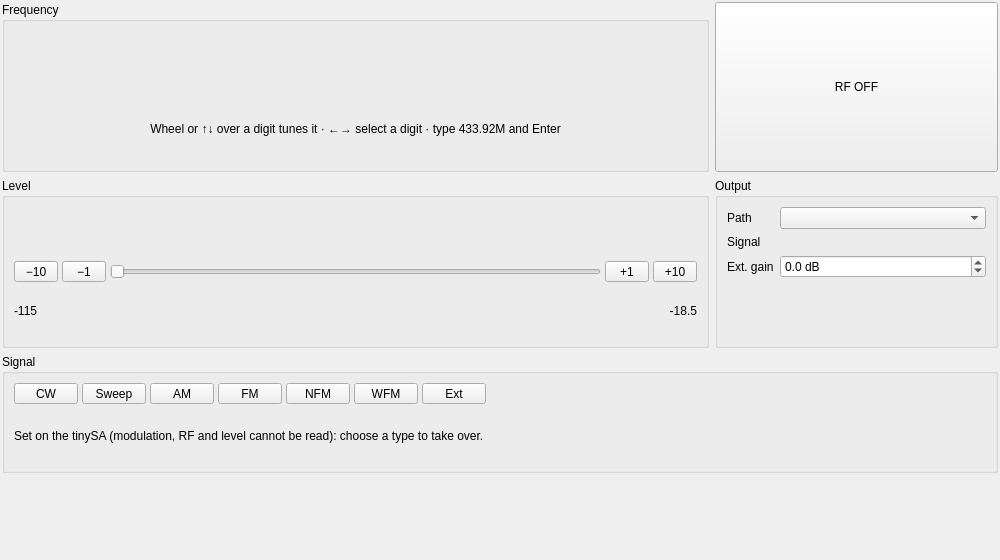
Before: the Qt Designer form src/ui/generatorpanel.ui in erikkaashoek/tinySA-app, drawn with Qt 5.
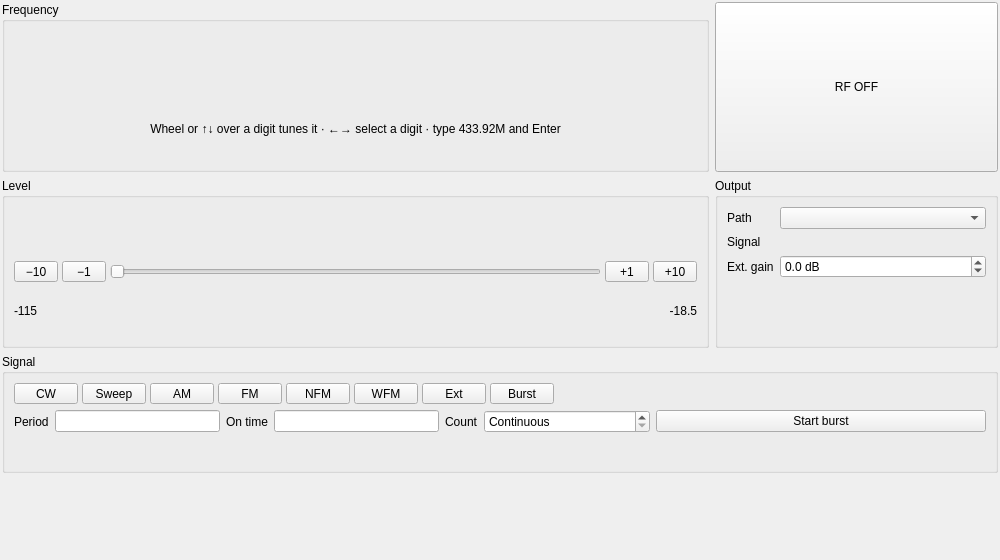
After: the same form once the commit is applied. The open tabs and pages were chosen to show the change. Custom widgets are drawn as their Qt base class.

Commit message: Generator: burst modulation (tinySA Ultra firmware v1.4-305)

What changed in the file:
```diff
--- a/src/ui/generatorpanel.ui
+++ b/src/ui/generatorpanel.ui
@@ -421,6 +421,25 @@
           </property>
          </widget>
         </item>
+        <item>
+         <widget class="QToolButton" name="burstButton">
+          <property name="minimumSize">
+           <size>
+            <width>64</width>
+            <height>0</height>
+           </size>
+          </property>
+          <property name="toolTip">
+           <string>Burst: the output on for the ON time of every period, continuously or a number of bursts (tinySA Ultra firmware v1.4-305 and newer)</string>
+          </property>
+          <property name="text">
+           <string>Burst</string>
+          </property>
+          <property name="checkable">
+           <bool>true</bool>
+          </property>
+         </widget>
+        </item>
         <item>
          <spacer name="typeSpacer">
           <property name="orientation">
@@ -720,6 +739,89 @@
           </item>
          </layout>
         </widget>
+        <widget class="QWidget" name="burstPage">
+         <layout class="QGridLayout" name="burstPageLayout" columnstretch="0,1,0,1,0,1,0,2">
+          <property name="leftMargin">
+           <number>0</number>
+          </property>
+          <property name="topMargin">
+           <number>0</number>
+          </property>
+          <property name="rightMargin">
+           <number>0</number>
+          </property>
+          <property name="bottomMargin">
+           <number>0</number>
+          </property>
+          <property name="spacing">
+           <number>6</number>
+          </property>
+          <item row="0" column="0">
+           <widget class="QLabel" name="burstPeriodLabel">
+            <property name="text">
+             <string>Period</string>
+            </property>
+           </widget>
+          </item>
+          <item row="0" column="1">
+           <widget class="QLineEdit" name="burstPeriodEdit">
+            <property name="toolTip">
+             <string>Time from the start of one burst to the next, 2 µs .. 89 s (e.g. 1m, 500u, 2)</string>
+            </property>
+           </widget>
+          </item>
+          <item row="0" column="2">
+           <widget class="QLabel" name="burstOnLabel">
+            <property name="text">
+             <string>On time</string>
+            </property>
+           </widget>
+          </item>
+          <item row="0" column="3">
+           <widget class="QLineEdit" name="burstOnEdit">
+            <property name="toolTip">
+             <string>How long the output is on in every period, 1 µs .. period - 1 µs (e.g. 100u, 1.5m)</string>
+            </property>
+           </widget>
+          </item>
+          <item row="0" column="4">
+           <widget class="QLabel" name="burstCountLabel">
+            <property name="text">
+             <string>Count</string>
+            </property>
+           </widget>
+          </item>
+          <item row="0" column="5">
+           <widget class="QSpinBox" name="burstCountSpin">
+            <property name="toolTip">
+             <string>0: bursts continuously; 1..65535: that many bursts after each Start burst</string>
+            </property>
+            <property name="keyboardTracking">
+             <bool>false</bool>
+            </property>
+            <property name="specialValueText">
+             <string>Continuous</string>
+            </property>
+            <property name="maximum">
+             <number>65535</number>
+            </property>
+           </widget>
+          </item>
+          <item row="0" column="6" colspan="2">
+           <widget class="QPushButton" name="burstTriggerButton">
+            <property name="toolTip">
+             <string>Start the counted bursts, or restart the continuous bursts (START BURST on the tinySA)</string>
+            </property>
+            <property name="text">
+             <string>Start burst</string>
+            </property>
+           </widget>
+          </item>
+          <item row="1" column="0" colspan="8">
+           <widget class="QLabel" name="burstInfoLabel"/>
+          </item>
+         </layout>
+        </widget>
        </widget>
       </item>
      </layout>
```
The commit also changes 27 other files.
